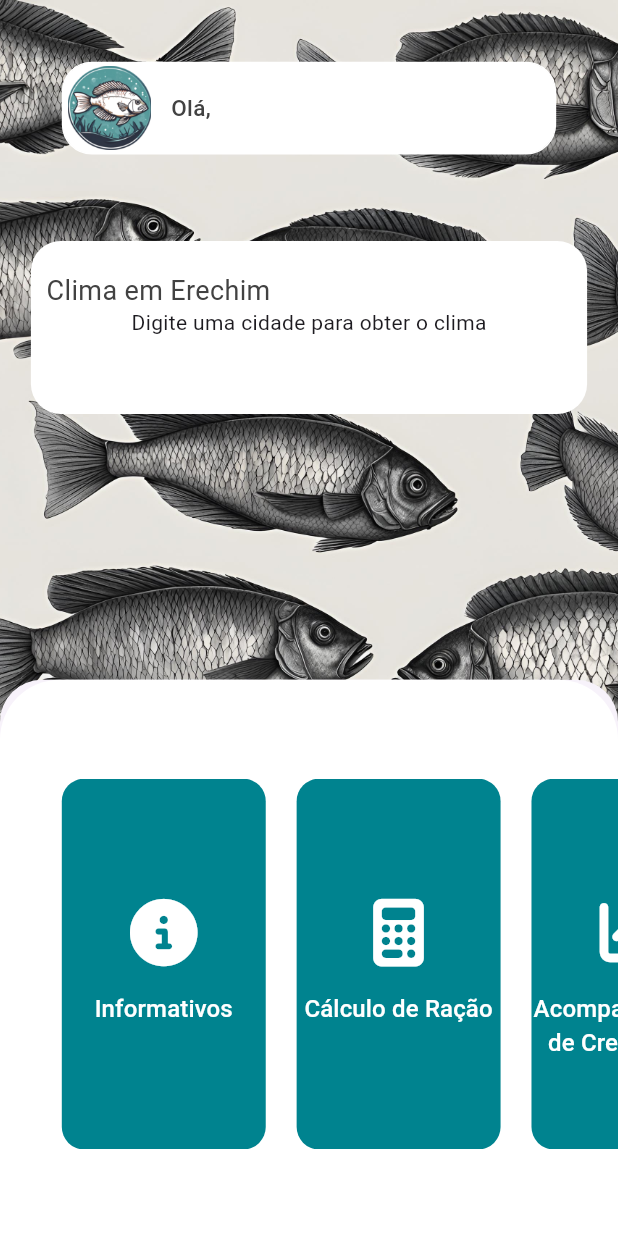
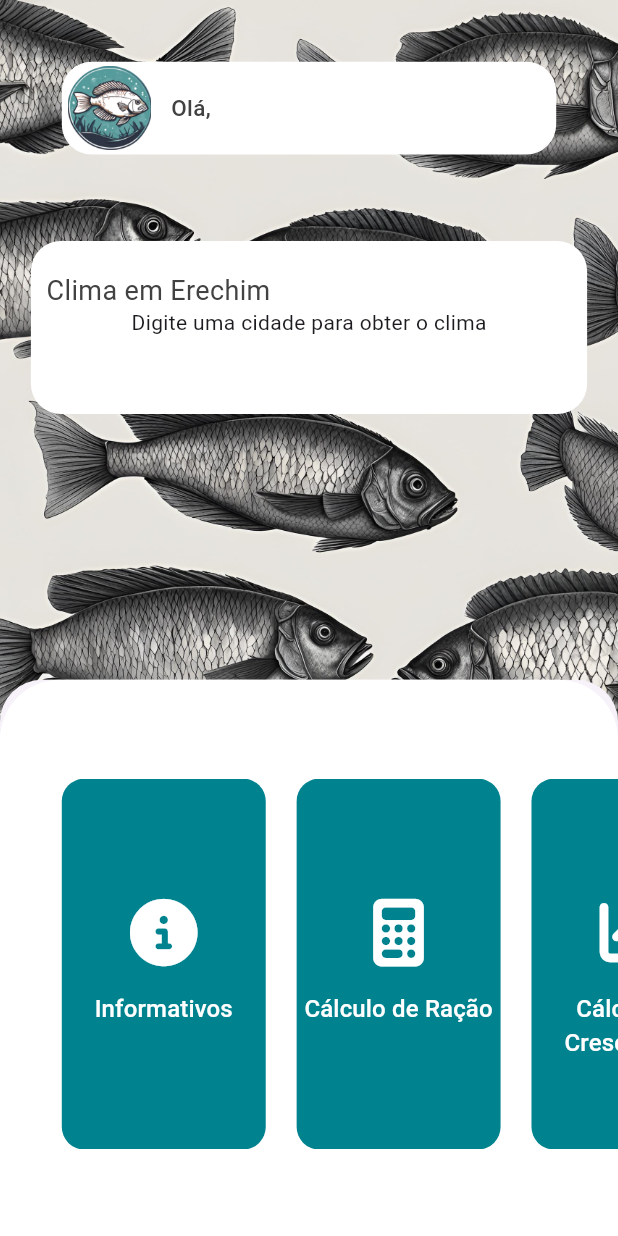
Before and after one commit to gustavopertile/tilapia_connect, a Flutter app: the Dashboard screen opened directly, after a tap on "Informativos", on a phone screen of 412 x 824 dp. Run offline on Flutter 3.47's test engine with Material 3 defaults, Android fonts, the phone set to English and light mode, and no system bars; our stand-ins replace cloud_firestore, firebase_auth, firebase_core, font_awesome_flutter, shared_preferences; accounts and stored records are empty; network calls fail.

Commit message:
final adjustments

```diff
--- a/lib/pages/dashboard.dart
+++ b/lib/pages/dashboard.dart
@@ -320,7 +320,7 @@ class _DashboardState extends State<Dashboard> {
                             width: width,
                             icon: FontAwesomeIcons.chartLine,
                             iconSize: 48,
-                            text: 'Acompanhamento de Crescimento',
+                            text: 'Cálculo de Crescimento',
                             onPressed: () {
                               Navigator.push(
                                 context,
--- a/lib/pages/infos_page.dart
+++ b/lib/pages/infos_page.dart
@@ -44,7 +44,7 @@ class _InformativeState extends State<Informative> {
                   child: Column(
                     children: [
                       SizedBox(
-                        height: height,
+                        height: height - 80,
                         child: ListView(
                           scrollDirection: Axis.vertical,
                           padding: const EdgeInsets.only(left: 20, top: 40, right: 20, bottom: 40),
```
